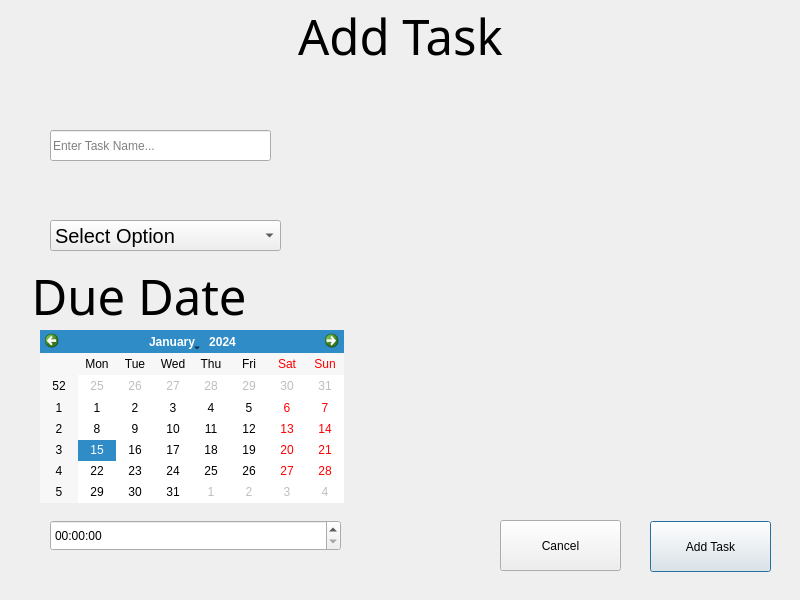
juliothecoolio/Software34SAT, file Software Dev 2026/addTask.ui: the form before one commit.
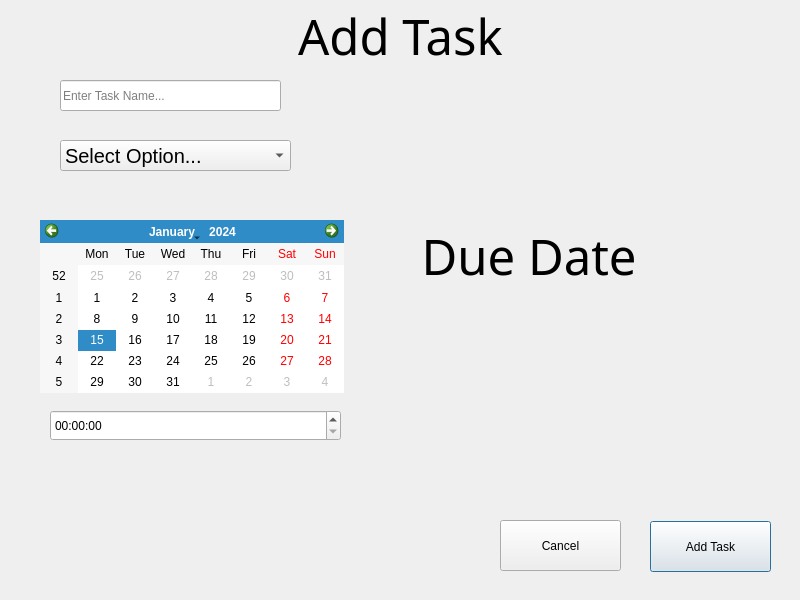
The form after the commit.

Patch:
```diff
--- a/Software Dev 2026/addTask.ui
+++ b/Software Dev 2026/addTask.ui
@@ -69,8 +69,8 @@
   <widget class="QComboBox" name="comboBox">
    <property name="geometry">
     <rect>
-     <x>50</x>
-     <y>220</y>
+     <x>60</x>
+     <y>140</y>
      <width>231</width>
      <height>31</height>
     </rect>
@@ -88,7 +88,7 @@
    </property>
    <item>
     <property name="text">
-     <string>Select Option</string>
+     <string>Select Option...</string>
     </property>
    </item>
    <item>
@@ -125,12 +125,15 @@
   <widget class="QLineEdit" name="lineEdit">
    <property name="geometry">
     <rect>
-     <x>50</x>
-     <y>130</y>
+     <x>60</x>
+     <y>80</y>
      <width>221</width>
      <height>31</height>
     </rect>
    </property>
+   <property name="text">
+    <string/>
+   </property>
    <property name="placeholderText">
     <string>Enter Task Name...</string>
    </property>
@@ -138,8 +141,8 @@
   <widget class="QLabel" name="label_3">
    <property name="geometry">
     <rect>
-     <x>0</x>
-     <y>270</y>
+     <x>390</x>
+     <y>230</y>
      <width>291</width>
      <height>51</height>
     </rect>
@@ -166,7 +169,7 @@
    <property name="geometry">
     <rect>
      <x>40</x>
-     <y>330</y>
+     <y>220</y>
      <width>304</width>
      <height>173</height>
     </rect>
@@ -176,7 +179,7 @@
    <property name="geometry">
     <rect>
      <x>50</x>
-     <y>520</y>
+     <y>410</y>
      <width>291</width>
      <height>31</height>
     </rect>
```
